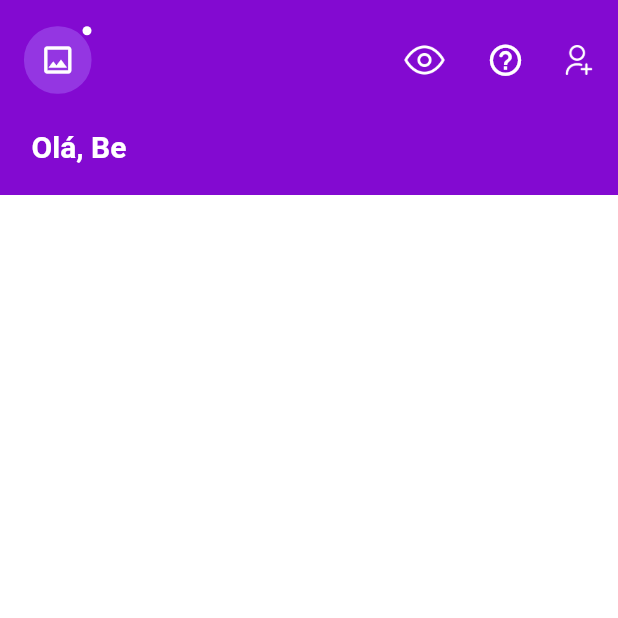
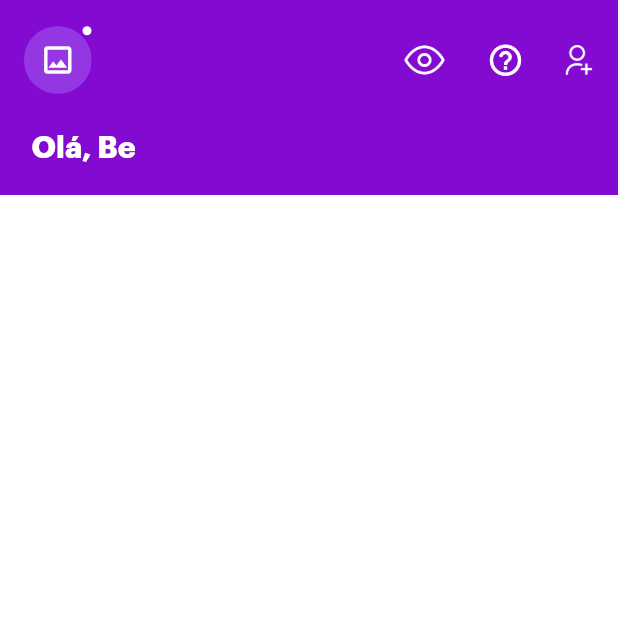
Before and after one commit to BerPGR/flutter-nubank-clone, a Flutter app: the screen it shows after launch, on a phone screen of 412 x 824 dp, the top half of it. Run offline on Flutter 3.47's test engine with Material 2 defaults, Android fonts, the phone set to English and light mode, and no system bars.

Commit message:
Added Graphik font to project

```diff
--- a/lib/main.dart
+++ b/lib/main.dart
@@ -16,6 +16,7 @@ class MyApp extends StatelessWidget {
       debugShowCheckedModeBanner: false,
       title: 'Flutter NuBank app clone',
       theme: ThemeData(
+        fontFamily: 'Graphik',
         scaffoldBackgroundColor: Palette.background,
       ),
       home: HomePage(),
--- a/lib/pages/home_page.dart
+++ b/lib/pages/home_page.dart
@@ -1,6 +1,4 @@
-import 'package:flutter/cupertino.dart';
 import 'package:flutter/material.dart';
-import 'package:cupertino_icons/cupertino_icons.dart';
 import '../colors/palette.dart';
 
 class HomePage extends StatefulWidget {
@@ -40,6 +38,7 @@ class _HomePageState extends State<HomePage> {
                           mainAxisAlignment: MainAxisAlignment.spaceBetween,
                           children: [
                             Badge(
+                              padding: EdgeInsets.all(20),
                               backgroundColor: Colors.white,
                               child: Container(
                                 width: 45,
```
Also changed, not shown: pubspec.yaml (+5 -5 lines), assets/fonts/Graphik/GraphikBold.otf (added), assets/fonts/Graphik/GraphikRegular.otf (added).
